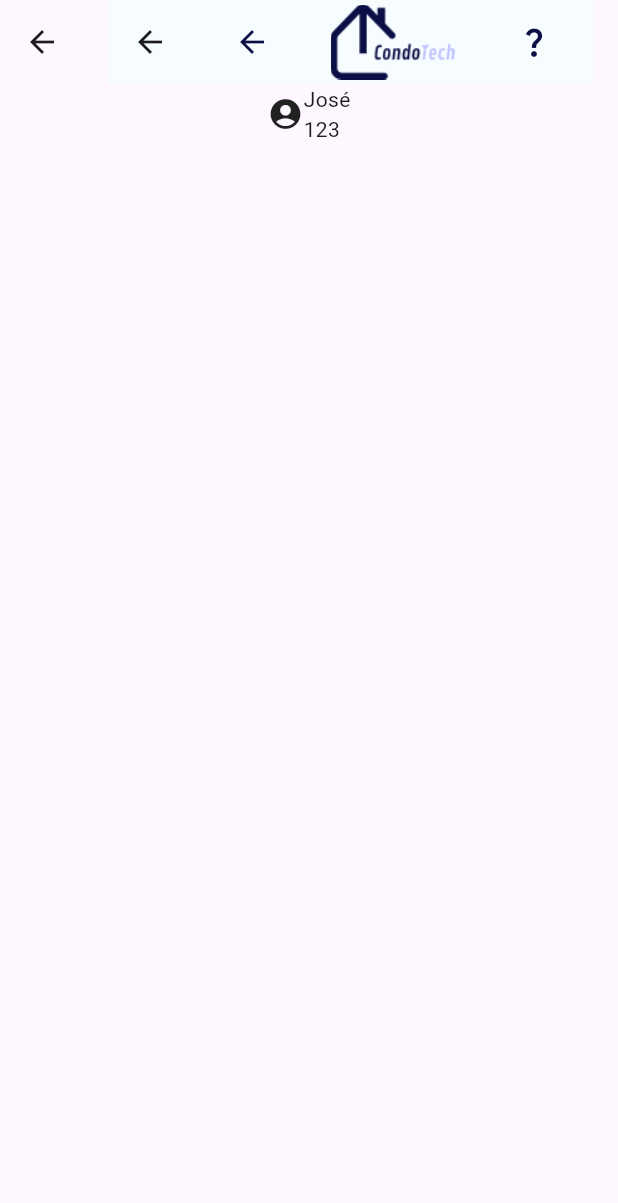
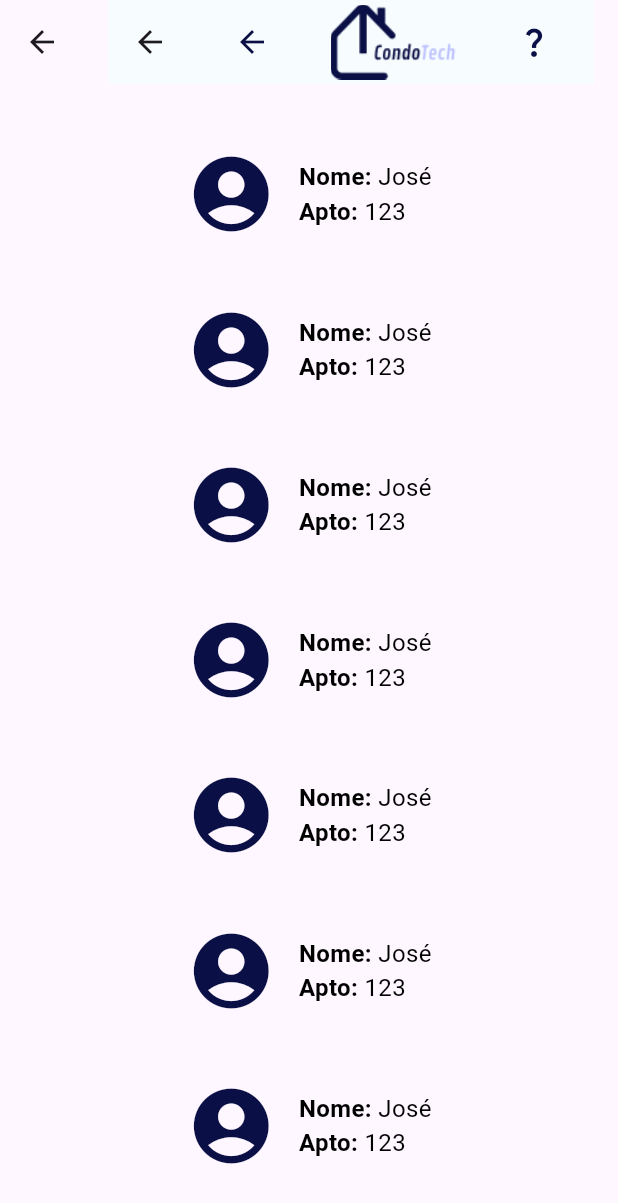
Before and after one commit to CondoTech/condotech_app, a Flutter app: the UsersList screen opened directly, on a phone screen of 412 x 824 dp. Shown: the top 1203 px of the screen. Run offline on Flutter 3.47's test engine with Material 3 defaults, Android fonts, the phone set to English and light mode, and no system bars; Roboto replaces fonts that are missing (Mukata).

Commit message:
Update UserList

```diff
--- a/condotech/lib/pages/users_list.dart
+++ b/condotech/lib/pages/users_list.dart
@@ -1,5 +1,6 @@
 import 'package:condotech/util/appbar.dart';
 import 'package:condotech/util/color.dart';
+import 'package:condotech/util/text.dart';
 import 'package:flutter/cupertino.dart';
 import 'package:flutter/material.dart';
 import 'package:flutter/widgets.dart';
@@ -16,7 +17,14 @@ class UsersList extends StatelessWidget {
       ),
       body: Center(
         child: Column(
+          mainAxisAlignment: MainAxisAlignment.spaceEvenly,
           children: [
+            UserData("José", "123"),
+            UserData("José", "123"),
+            UserData("José", "123"),
+            UserData("José", "123"),
+            UserData("José", "123"),
+            UserData("José", "123"),
             UserData("José", "123"),
           ],
         ),
@@ -28,10 +36,26 @@ class UsersList extends StatelessWidget {
     return Row(
       mainAxisAlignment: MainAxisAlignment.center,
       children: [
-        Icon(Icons.account_circle),
-        Column(
-          crossAxisAlignment: CrossAxisAlignment.start,
-          children: [Text(name), Text(apto)],
+        Icon(color: Paleta.azulEscuro, size: 60, Icons.account_circle),
+        Container(
+          padding: EdgeInsets.only(left: 15),
+          child: Column(
+            crossAxisAlignment: CrossAxisAlignment.start,
+            children: [
+              Row(
+                children: [
+                  smallTextBold("Nome: "),
+                  smallText(name),
+                ],
+              ),
+              Row(
+                children: [
+                  smallTextBold("Apto: "),
+                  smallText(apto),
+                ],
+              )
+            ],
+          ),
         )
       ],
     );
```
